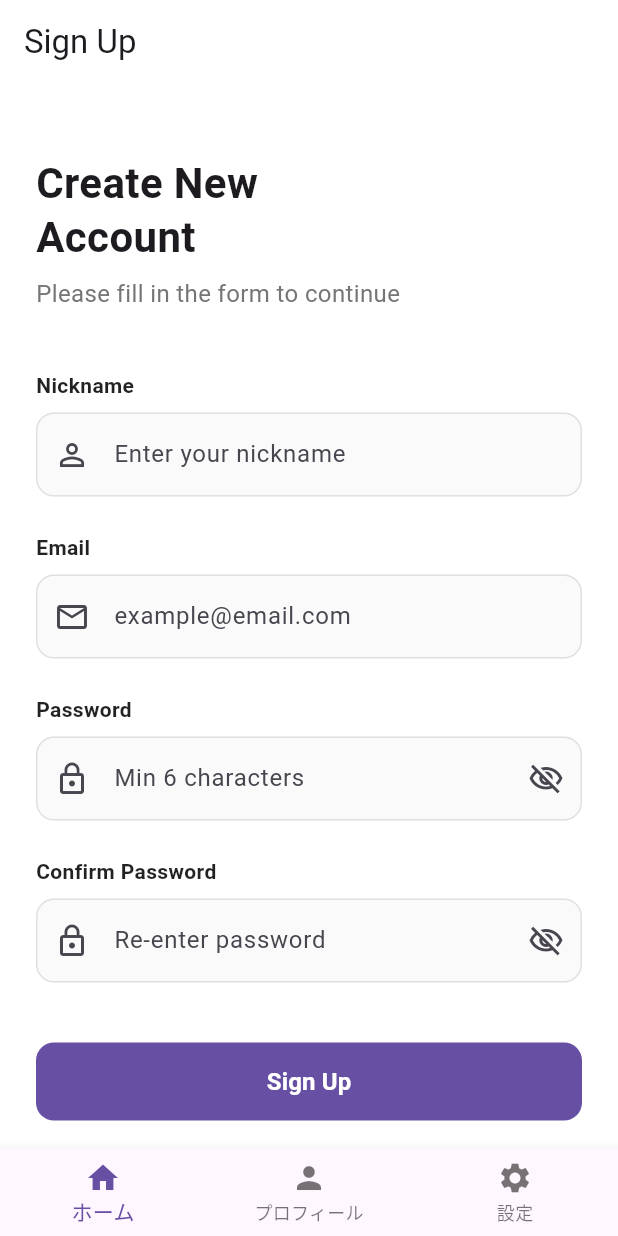
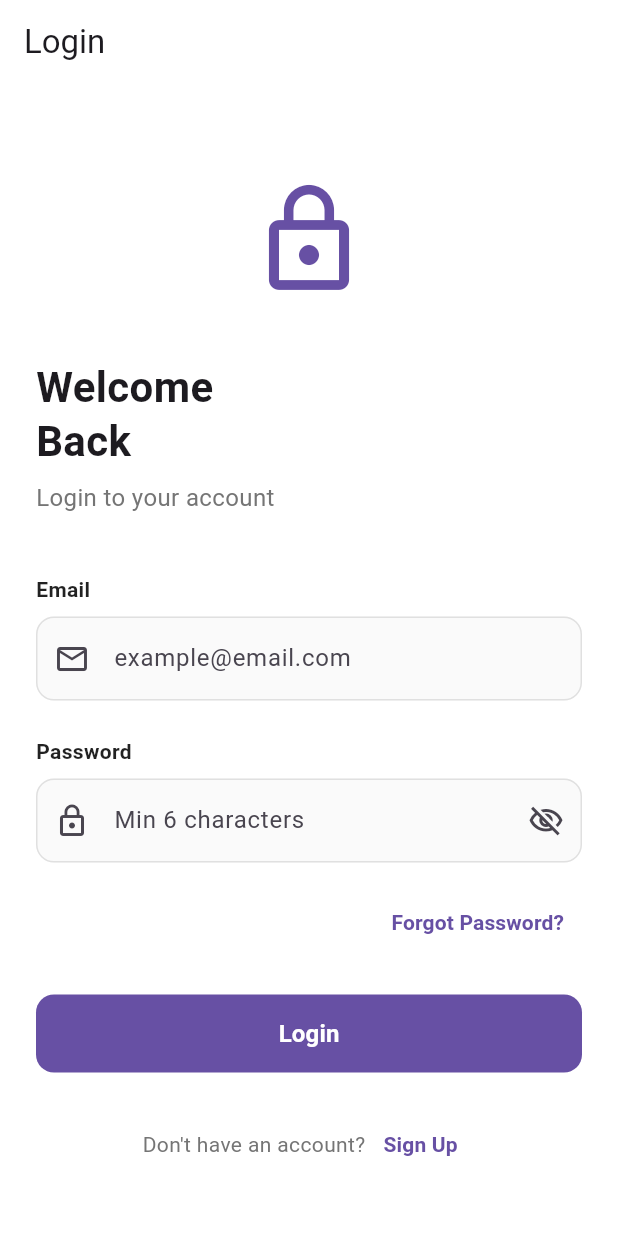
Before and after one commit to oto1720/2025_tyarekyara, a Flutter app: the screen it shows after launch, on a phone screen of 412 x 824 dp. Run offline on Flutter 3.47's test engine with Material 3 defaults, Android fonts, the phone set to English and light mode, and no system bars; our stand-ins replace cloud_firestore, firebase_auth, firebase_core, flutter_riverpod, freezed_annotation, go_router and 1 more; accounts and stored records are empty.

Commit message:
[feat]ログイン機能作成

```diff
--- a/lib/core/route/app_router.dart
+++ b/lib/core/route/app_router.dart
@@ -1,9 +1,9 @@
-
 import 'package:go_router/go_router.dart';
 import 'package:tyarekyara/feature/home/home.dart';
 import 'package:tyarekyara/feature/profile/profile_screen.dart';
 import 'package:tyarekyara/feature/settings/settings_screen.dart';
 import 'package:tyarekyara/widgets/bottom_navigation.dart';
+import 'package:tyarekyara/feature/auth/presentaion/pages/login.dart';
 import 'package:tyarekyara/feature/auth/presentaion/pages/signup_page.dart';
 
 // ルーティング設定
@@ -12,8 +12,22 @@ import 'package:tyarekyara/feature/auth/presentaion/pages/signup_page.dart';
 // 2. lib/widgets/bottom_navigation.dartのBottomNavigationConfigに追加
 // 3. 以下のShellRouteのroutesに新しいGoRouteを追加
 final GoRouter router = GoRouter(
-  initialLocation: '/',
+  initialLocation: '/login',
   routes: [
+    // 認証画面（BottomNavigation なし）
+    GoRoute(
+      path: '/login',
+      pageBuilder: (context, state) => const NoTransitionPage(
+        child: LoginPage(),
+      ),
+    ),
+    GoRoute(
+      path: '/signup',
+      pageBuilder: (context, state) => const NoTransitionPage(
+        child: SignUpPage(),
+      ),
+    ),
+    // メインアプリ（BottomNavigation あり）
     ShellRoute(
       builder: (context, state, child) {
         return ScaffoldWithBottomNavigation(
@@ -25,7 +39,7 @@ final GoRouter router = GoRouter(
         GoRoute(
           path: '/',
           pageBuilder: (context, state) => const NoTransitionPage(
-            child: SignUpPage(),
+            child: HomeScreen(),
           ),
         ),
         // プロフィール画面
--- a/lib/feature/auth/presentaion/pages/login.dart
+++ b/lib/feature/auth/presentaion/pages/login.dart
@@ -0,0 +1,219 @@
+import 'package:flutter/material.dart';
+import 'package:flutter_riverpod/flutter_riverpod.dart';
+import 'package:go_router/go_router.dart';
+import '../../../../provider/auth_provider.dart';
+import '../../../../provider/auth_state.dart';
+import '../../../../widgets/custom_text_field.dart';
+import '../../../../widgets/custom_button.dart';
+
+class LoginPage extends ConsumerStatefulWidget {
+  const LoginPage({super.key});
+
+  @override
+  ConsumerState<LoginPage> createState() => _LoginPageState();
+}
+
+class _LoginPageState extends ConsumerState<LoginPage> {
+  final _formKey = GlobalKey<FormState>();
+  final _emailController = TextEditingController();
+  final _passwordController = TextEditingController();
+  bool _obscurePassword = true;
+
+  @override
+  void dispose() {
+    _emailController.dispose();
+    _passwordController.dispose();
+    super.dispose();
+  }
+
+  String? _validateEmail(String? value) {
+    if (value == null || value.isEmpty) {
+      return 'Email is required';
+    }
+    final emailRegex = RegExp(r'^[\w-\.]+@([\w-]+\.)+[\w-]{2,4}$');
+    if (!emailRegex.hasMatch(value)) {
+      return 'Please enter a valid email';
+    }
+    return null;
+  }
+
+  String? _validatePassword(String? value) {
+    if (value == null || value.isEmpty) {
+      return 'Password is required';
+    }
+    if (value.length < 6) {
+      return 'Password must be at least 6 characters';
+    }
+    return null;
+  }
+
+  Future<void> _handleLogin() async {
+    if (!_formKey.currentState!.validate()) return;
+
+    await ref.read(authControllerProvider.notifier).signInWithEmail(
+	  email: _emailController.text.trim(),
+	  password: _passwordController.text,
+	);
+  }
+
+  @override
+  Widget build(BuildContext context) {
+    final authState = ref.watch(authControllerProvider);
+
+    ref.listen<AuthState>(authControllerProvider, (previous, next) {
+      next.when(
+	initial: () {},
+	loading: () {},
+	authenticated: (user) {
+	  ScaffoldMessenger.of(context).showSnackBar(
+	    const SnackBar(content: Text('Logged in successfully')),
+	  );
+	  // ���;bkw�
+	  context.go('/');
+	},
+	unauthenticated: () {},
+	error: (message) {
+	  ScaffoldMessenger.of(context).showSnackBar(
+	    SnackBar(
+	      content: Text(message),
+	      backgroundColor: Colors.red,
+	    ),
+	  );
+	},
+      );
+    });
+
+    return Scaffold(
+      backgroundColor: Colors.white,
+      appBar: AppBar(
+	title: const Text('Login'),
+	backgroundColor: Colors.transparent,
+	elevation: 0,
+      ),
+      body: SafeArea(
+	child: SingleChildScrollView(
+	  padding: const EdgeInsets.all(24),
+	  child: Form(
+	    key: _formKey,
+	    child: Column(
+	      crossAxisAlignment: CrossAxisAlignment.stretch,
+	      children: [
+		const SizedBox(height: 40),
+		// ��~_o������
+		Icon(
+		  Icons.lock_outline,
+		  size: 80,
+		  color: Theme.of(context).primaryColor,
+		),
+		const SizedBox(height: 40),
+		const Text(
+		  'Welcome\nBack',
+		  style: TextStyle(
+		    fontSize: 28,
+		    fontWeight: FontWeight.bold,
+		    height: 1.3,
+		  ),
+		),
+		const SizedBox(height: 8),
+		Text(
+		  'Login to your account',
+		  style: TextStyle(
+		    fontSize: 16,
+		    color: Colors.grey[600],
+		  ),
+		),
+		const SizedBox(height: 40),
+		CustomTextField(
+		  controller: _emailController,
+		  label: 'Email',
+		  hintText: 'example@email.com',
+		  keyboardType: TextInputType.emailAddress,
+		  prefixIcon: const Icon(Icons.email_outlined),
+		  validator: _validateEmail,
+		),
+		const SizedBox(height: 24),
+		CustomTextField(
+		  controller: _passwordController,
+		  label: 'Password',
+		  hintText: 'Min 6 characters',
+		  obscureText: _obscurePassword,
+		  prefixIcon: const Icon(Icons.lock_outline),
+		  suffixIcon: IconButton(
+		    icon: Icon(
+		      _obscurePassword
+			  ? Icons.visibility_off_outlined
+			  : Icons.visibility_outlined,
+		    ),
+		    onPressed: () {
+		      setState(() {
+			_obscurePassword = !_obscurePassword;
+		      });
+		    },
+		  ),
+		  validator: _validatePassword,
+		),
+		const SizedBox(height: 16),
+
+		Align(
+		  alignment: Alignment.centerRight,
+		  child: TextButton(
+		    onPressed: () {
+
+		      ScaffoldMessenger.of(context).showSnackBar(
+			const SnackBar(
+			  content: Text('Password reset feature coming soon'),
+			),
+		      );
+		    },
+		    child: Text(
+		      'Forgot Password?',
+		      style: TextStyle(
+			color: Theme.of(context).primaryColor,
+			fontSize: 14,
+			fontWeight: FontWeight.w600,
+		      ),
+		    ),
+		  ),
+		),
+		const SizedBox(height: 24),
+		CustomButton(
+		  text: 'Login',
+		  onPressed: _handleLogin,
+		  isLoading: authState.maybeWhen(
+		    loading: () => true,
+		    orElse: () => false,
+		  ),
+		),
+		const SizedBox(height: 24),
+		Row(
+		  mainAxisAlignment: MainAxisAlignment.center,
+		  children: [
+		    Text(
+		      "Don't have an account?",
+		      style: TextStyle(
+			color: Colors.grey[600],
+			fontSize: 14,
+		      ),
+		    ),
+		    TextButton(
+		      onPressed: () {
+			context.push('/signup');
+		      },
+		      child: const Text(
+			'Sign Up',
+			style: TextStyle(
+			  fontWeight: FontWeight.w600,
+			  fontSize: 14,
+			),
+		      ),
+		    ),
+		  ],
+		),
+	      ],
+	    ),
+	  ),
+	),
+      ),
+    );
+  }
+}
--- a/lib/feature/auth/presentaion/pages/signup_page.dart
+++ b/lib/feature/auth/presentaion/pages/signup_page.dart
@@ -1,5 +1,6 @@
 import 'package:flutter/material.dart';
 import 'package:flutter_riverpod/flutter_riverpod.dart';
+import 'package:go_router/go_router.dart';
 import '../../../../provider/auth_provider.dart';
 import '../../../../provider/auth_state.dart';
 import '../../../../widgets/custom_text_field.dart';
@@ -96,6 +97,8 @@ class _SignUpPageState extends ConsumerState<SignUpPage> {
           ScaffoldMessenger.of(context).showSnackBar(
             const SnackBar(content: Text('Account created successfully')),
           );
+          // ホーム画面に遷移
+          context.go('/');
         },
         unauthenticated: () {},
         error: (message) {
@@ -222,7 +225,7 @@ class _SignUpPageState extends ConsumerState<SignUpPage> {
                     ),
                     TextButton(
                       onPressed: () {
-                        Navigator.pop(context);
+                        context.push('/login');
                       },
                       child: const Text(
                         'Sign In',
```
